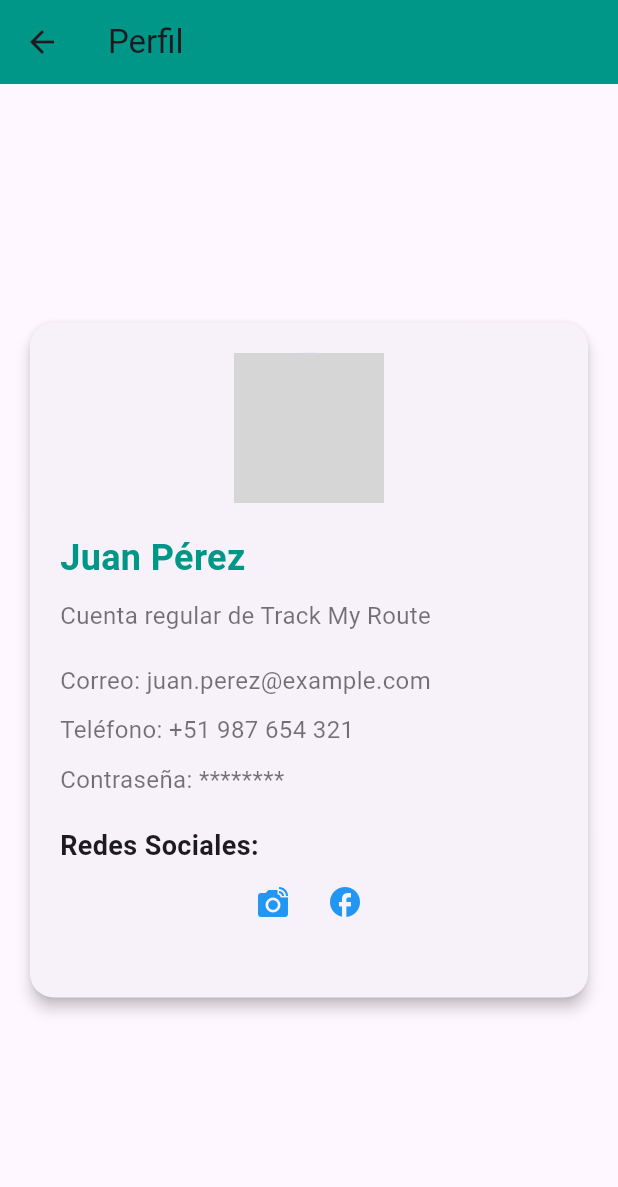
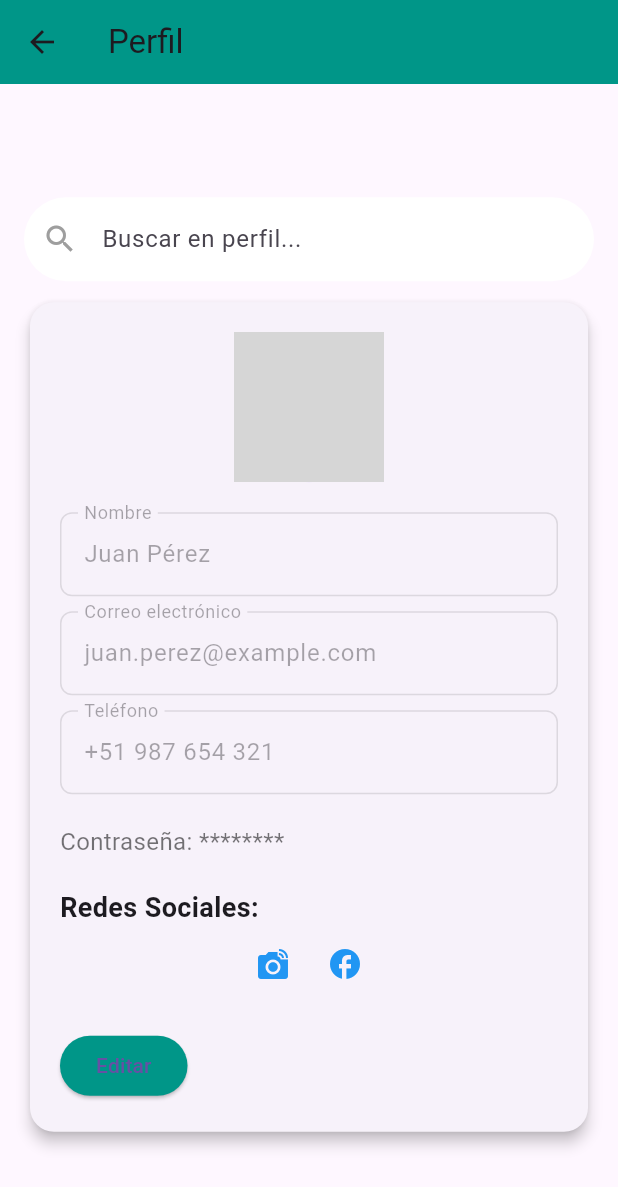
Before and after one commit to upc-pre-2402-cc238-sw61-G2/TrackMyRoute-MobileApp-Flutter, a Flutter app: the ProfileScreen screen opened directly, on a phone screen of 412 x 824 dp. Shown: the top 1187 px of the screen. Run offline on Flutter 3.47's test engine with Material 3 defaults, Android fonts, the phone set to English and light mode, and no system bars; our stand-ins replace dio, flutter_bloc; missing offline and left inert: flutter_stripe; network calls fail; grey boxes are pictures that could not be loaded.

Commit message:
feat: profile screen now can be edited.

```diff
--- a/lib/features/profile/presentation/profile_screen.dart
+++ b/lib/features/profile/presentation/profile_screen.dart
@@ -8,85 +8,139 @@ class ProfileScreen extends StatelessWidget {
     return Scaffold(
       appBar: AppBar(
         title: const Text('Perfil'),
-        backgroundColor: Colors.teal, // Color de la AppBar
+        backgroundColor: Colors.teal,
       ),
       body: const Center(
-        child: ProfileContent(), // Contenido del perfil centrado
+        child: ProfileContent(),
       ),
       resizeToAvoidBottomInset: false,
     );
   }
 }
 
-// Widget separado para el contenido del perfil
-class ProfileContent extends StatelessWidget {
+class ProfileContent extends StatefulWidget {
   const ProfileContent({super.key});
+
+  @override
+  State<ProfileContent> createState() => _ProfileContentState();
+}
+
+class _ProfileContentState extends State<ProfileContent> {
+  final TextEditingController _searchController = TextEditingController();
+  final TextEditingController _nameController = TextEditingController(text: 'Juan Pérez');
+  final TextEditingController _emailController = TextEditingController(text: 'juan.perez@example.com');
+  final TextEditingController _phoneController = TextEditingController(text: '+51 987 654 321');
+  bool _isEditing = false;
 
   @override
   Widget build(BuildContext context) {
     return SingleChildScrollView(
       child: Padding(
         padding: const EdgeInsets.all(16.0),
-      child: Card( // Usamos un Card para darle un aspecto profesional
-        elevation: 4, // Sombra del Card
+        child: Column(
+          children: [
+            // Search Bar
+            Padding(
+              padding: const EdgeInsets.symmetric(vertical: 10.0),
+              child: TextField(
+                controller: _searchController,
+                decoration: InputDecoration(
+                  hintText: 'Buscar en perfil...',
+                  filled: true,
+                  fillColor: Colors.white,
+                  border: OutlineInputBorder(
+                    borderRadius: BorderRadius.circular(30.0),
+                    borderSide: BorderSide.none,
+                  ),
+                  prefixIcon: const Icon(Icons.search, color: Colors.grey),
+                ),
+                onChanged: (value) {
+                  // Puedes implementar búsqueda de contenido si es necesario
+                  print('Buscando: $value');
+                },
+              ),
+            ),
+            Card(
+              elevation: 4,
               shape: RoundedRectangleBorder(
-          borderRadius: BorderRadius.circular(16), // Bordes redondeados
+                borderRadius: BorderRadius.circular(16),
               ),
               child: Padding(
                 padding: const EdgeInsets.all(20.0),
                 child: Column(
-            mainAxisSize: MainAxisSize.min, // Tamaño mínimo para la columna
-            crossAxisAlignment: CrossAxisAlignment.start, // Alinear a la izquierda
+                  mainAxisSize: MainAxisSize.min,
+                  crossAxisAlignment: CrossAxisAlignment.start,
                   children: [
-              // Imagen de perfil
-              const Center(
-                child:  CircleAvatar(
-                  radius: 50, // Tamaño del círculo
-                  backgroundImage: NetworkImage(
-                    'https://s1.elespanol.com/2017/07/14/ciencia/medio-ambiente/medio_ambiente_231238002_39634878_854x640.jpg', // URL de la imagen
+                    Center(
+                      child: CircleAvatar(
+                        radius: 50,
+                        backgroundImage: const NetworkImage(
+                          'https://s1.elespanol.com/2017/07/14/ciencia/medio-ambiente/medio_ambiente_231238002_39634878_854x640.jpg',
+                        ),
+                        child: Stack(
+                          children: [
+                            Positioned(
+                              bottom: 0,
+                              right: 0,
+                              child: IconButton(
+                                icon: const Icon(Icons.edit, color: Colors.white),
+                                onPressed: () {
+                                  // Aquí puedes implementar la lógica para cambiar la imagen de perfil
+                                  debugPrint("Cambiar imagen de perfil");
+                                },
+                              ),
+                            ),
+                          ],
                         ),
                       ),
                     ),
-              const SizedBox(height: 20), // Espacio entre la imagen y el texto
+                    const SizedBox(height: 20),
 
                     // Nombre
-              const Text(
-                'Juan Pérez',
-                style: TextStyle(
-                  fontSize: 24,
-                  fontWeight: FontWeight.bold,
-                  color: Colors.teal,
+                    TextField(
+                      controller: _nameController,
+                      decoration: InputDecoration(
+                        labelText: 'Nombre',
+                        border: OutlineInputBorder(
+                          borderRadius: BorderRadius.circular(8.0),
                         ),
                       ),
-              const SizedBox(height: 10), // Espacio entre los campos
-
-              // Descripción breve
-              const Text(
-                'Cuenta regular de Track My Route',
-                style: TextStyle(fontSize: 16, color: Colors.black54),
+                      enabled: _isEditing,
                     ),
-              const SizedBox(height: 20), // Espacio entre la descripción y los campos
+                    const SizedBox(height: 10),
 
                     // Correo electrónico
-              const Text(
-                'Correo: juan.perez@example.com',
-                style: TextStyle(fontSize: 16, color: Colors.black54),
+                    TextField(
+                      controller: _emailController,
+                      decoration: InputDecoration(
+                        labelText: 'Correo electrónico',
+                        border: OutlineInputBorder(
+                          borderRadius: BorderRadius.circular(8.0),
                         ),
-              const SizedBox(height: 10), // Espacio entre los campos
+                      ),
+                      enabled: _isEditing,
+                    ),
+                    const SizedBox(height: 10),
 
                     // Número de teléfono
-              const Text(
-                'Teléfono: +51 987 654 321',
-                style: TextStyle(fontSize: 16, color: Colors.black54),
+                    TextField(
+                      controller: _phoneController,
+                      decoration: InputDecoration(
+                        labelText: 'Teléfono',
+                        border: OutlineInputBorder(
+                          borderRadius: BorderRadius.circular(8.0),
                         ),
-              const SizedBox(height: 10), // Espacio entre los campos
+                      ),
+                      enabled: _isEditing,
+                    ),
+                    const SizedBox(height: 20),
 
                     // Contraseña
                     const Text(
                       'Contraseña: ********',
                       style: TextStyle(fontSize: 16, color: Colors.black54),
                     ),
-              const SizedBox(height: 20), // Espacio entre los campos
+                    const SizedBox(height: 20),
 
                     // Redes sociales
                     const Text(
@@ -98,24 +152,58 @@ class ProfileContent extends StatelessWidget {
                       children: [
                         IconButton(
                           icon: const Icon(Icons.linked_camera, color: Colors.blue),
-                    onPressed: () {                    },
+                          onPressed: () {
+                            debugPrint("Abrir LinkedIn");
+                          },
                         ),
                         IconButton(
                           icon: const Icon(Icons.facebook, color: Colors.blue),
                           onPressed: () {
+                            debugPrint("Abrir Facebook");
                           },
                         ),
-
                       ],
                     ),
-              const SizedBox(height: 20), // Espacio entre las redes sociales y el botón
+                    const SizedBox(height: 20),
 
+                    // Botones de edición y guardado
+                    Row(
+                      mainAxisAlignment: MainAxisAlignment.spaceBetween,
+                      children: [
+                        ElevatedButton(
+                          onPressed: () {
+                            setState(() {
+                              _isEditing = !_isEditing;
+                            });
+                          },
+                          style: ElevatedButton.styleFrom(
+                            backgroundColor: Colors.teal,
+                          ),
+                          child: Text(_isEditing ? 'Cancelar' : 'Editar'),
+                        ),
+                        if (_isEditing)
+                          ElevatedButton(
+                            onPressed: () {
+                              // Aquí puedes implementar la lógica para guardar cambios
+                              debugPrint("Guardar cambios");
+                              setState(() {
+                                _isEditing = false;
+                              });
+                            },
+                            style: ElevatedButton.styleFrom(
+                              backgroundColor: Colors.teal,
+                            ),
+                            child: const Text('Guardar'),
+                          ),
+                      ],
+                    ),
                   ],
                 ),
               ),
-      )
+            ),
+          ],
+        ),
       ),
     );
   }
-
 }
```
Lines whose indentation alone changed are shown as unchanged.
